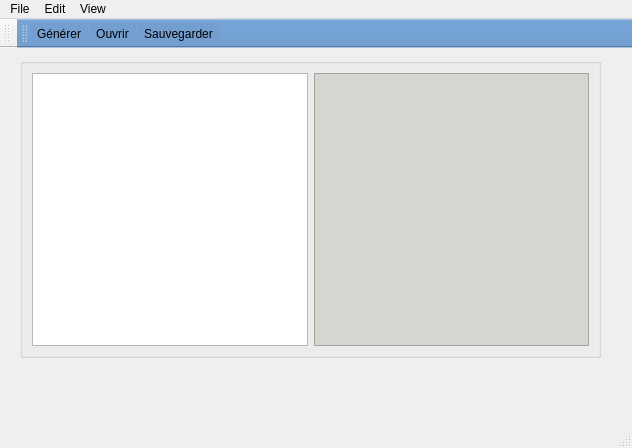
This is QT-src/mainwindow.ui in Golgoo/IHM-MoonProject as Qt 5 draws it before an edit. The edited form follows.
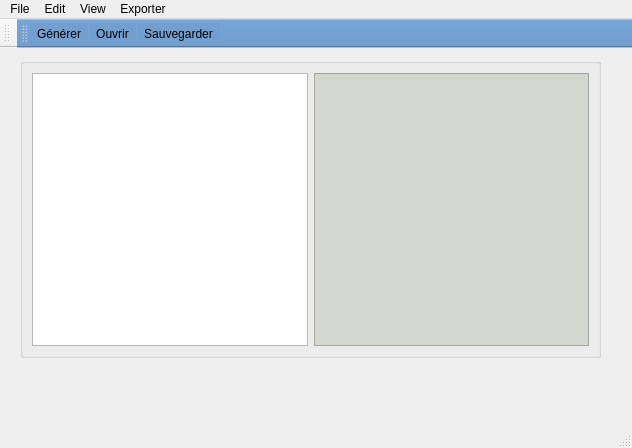
This is the edited form. Icons and pictures are not drawn. Custom widgets are drawn as their Qt base class.

Patch:
```diff
--- a/QT-src/mainwindow.ui
+++ b/QT-src/mainwindow.ui
@@ -105,9 +105,17 @@
     <addaction name="actionGraphique"/>
     <addaction name="actionPlein_cran"/>
    </widget>
+   <widget class="QMenu" name="menuExporter">
+    <property name="title">
+     <string>Exporter</string>
+    </property>
+    <addaction name="actionSaveTableur"/>
+    <addaction name="actionGraphe"/>
+   </widget>
    <addaction name="menuFile"/>
    <addaction name="menuEdit"/>
    <addaction name="menuView"/>
+   <addaction name="menuExporter"/>
   </widget>
   <widget class="QStatusBar" name="statusbar"/>
   <widget class="QToolBar" name="toolBar">
```
Left out of the diff: 10 changed lines with no effect on the pictures.
